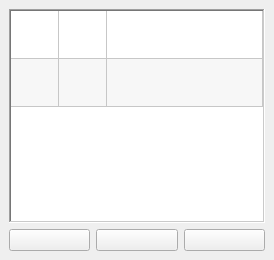
LoxoSoftware/IndexBourne, file src/layer_panel.ui: the form before one commit.
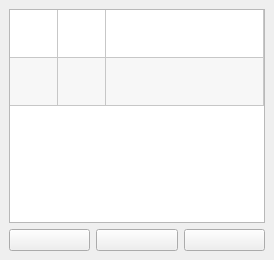
The form after the commit. Icons and pictures are not drawn. Custom widgets are drawn as their Qt base class.

Commit message: Initial multi-frame management implementation and UI tweaks

```diff
--- a/src/layer_panel.ui
+++ b/src/layer_panel.ui
@@ -65,9 +65,6 @@
     </item>
     <item row="0" column="0" colspan="3">
      <widget class="LayerTable" name="lstLayers">
-      <property name="frameShape">
-       <enum>QFrame::Shape::WinPanel</enum>
-      </property>
       <property name="horizontalScrollBarPolicy">
        <enum>Qt::ScrollBarPolicy::ScrollBarAlwaysOff</enum>
       </property>
```
The commit also changes 9 other files.
